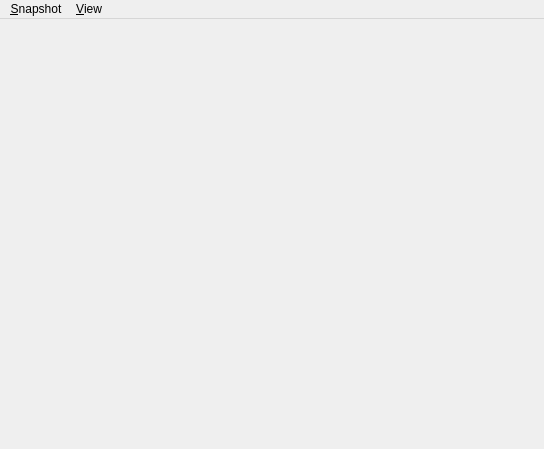
The window that src/snapshotview.ui (AlexanderAmelkin/SerialPlot) describes before a commit, drawn with Qt 5.
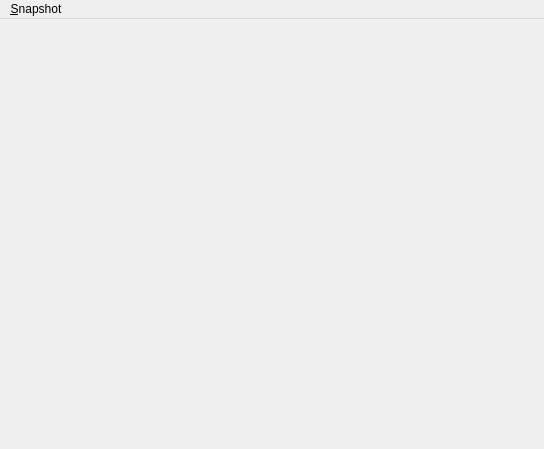
The same window after the commit.

Commit message: moved 'view' menu to a separate class

```diff
--- a/src/snapshotview.ui
+++ b/src/snapshotview.ui
@@ -26,7 +26,7 @@
      <x>0</x>
      <y>0</y>
      <width>544</width>
-     <height>25</height>
+     <height>24</height>
     </rect>
    </property>
    <widget class="QMenu" name="menuSnapshot">
@@ -37,13 +37,7 @@
     <addaction name="actionSave"/>
     <addaction name="actionClose"/>
    </widget>
-   <widget class="QMenu" name="menuView">
-    <property name="title">
-     <string>&amp;View</string>
-    </property>
-   </widget>
    <addaction name="menuSnapshot"/>
-   <addaction name="menuView"/>
   </widget>
   <action name="actionSave">
    <property name="text">
```
The commit also changes 10 other files.
